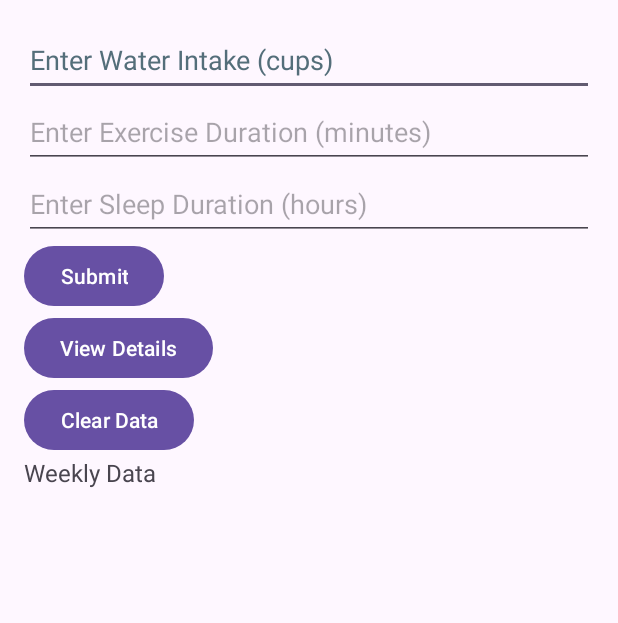
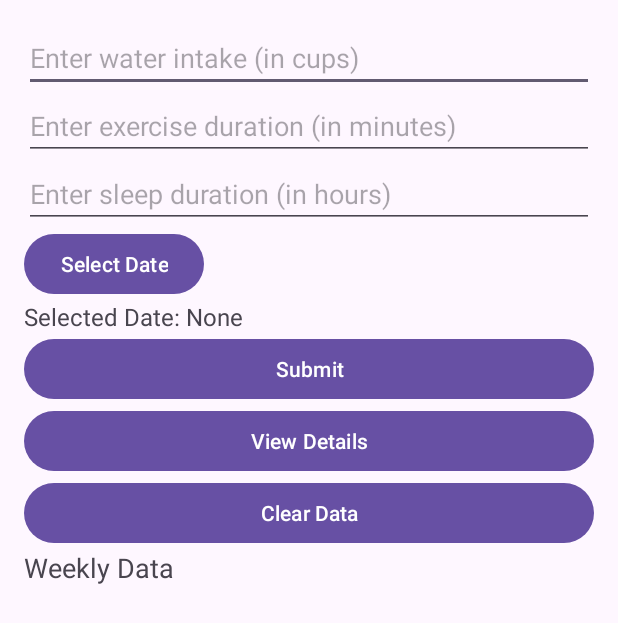
Before and after one commit to Titanowe/HealthTrackAI, an Android app: the layout activity_main_screen.xml on its own in the app's theme, with its tools: preview values and no code run, on a phone screen of 412 x 824 dp. Shown: the top 623 px of the screen. Run offline under Robolectric (Android 15) with nearby library versions, the phone set to English and light mode, and no system bars.

Commit message:
Adding date picker button

```diff
--- a/app/src/main/res/layout/activity_main_screen.xml
+++ b/app/src/main/res/layout/activity_main_screen.xml
@@ -1,62 +1,72 @@
-<!-- res/layout/activity_main.xml -->
 <LinearLayout xmlns:android="http://schemas.android.com/apk/res/android"
-    android:orientation="vertical"
+    xmlns:tools="http://schemas.android.com/tools"
     android:layout_width="match_parent"
     android:layout_height="match_parent"
+    android:orientation="vertical"
     android:padding="16dp">
 
-    <!-- Water Intake Input -->
+    <!-- Existing UI elements -->
     <EditText
         android:id="@+id/waterInput"
         android:layout_width="match_parent"
         android:layout_height="wrap_content"
-        android:hint="Enter Water Intake (cups)"
-        android:inputType="numberDecimal"
-        android:minHeight="48dp"
-        android:textColorHint="#546E7A" />
+        android:hint="Enter water intake (in cups)"
+        tools:ignore="TouchTargetSizeCheck" />
 
-    <!-- Exercise Input -->
     <EditText
         android:id="@+id/exerciseInput"
         android:layout_width="match_parent"
         android:layout_height="wrap_content"
-        android:hint="Enter Exercise Duration (minutes)"
-        android:inputType="number"
-        android:minHeight="48dp" />
+        android:hint="Enter exercise duration (in minutes)"
+        tools:ignore="TouchTargetSizeCheck" />
 
-    <!-- Sleep Input -->
     <EditText
         android:id="@+id/sleepInput"
         android:layout_width="match_parent"
         android:layout_height="wrap_content"
-        android:hint="Enter Sleep Duration (hours)"
-        android:inputType="numberDecimal"
-        android:minHeight="48dp" />
+        android:hint="Enter sleep duration (in hours)"
+        tools:ignore="TouchTargetSizeCheck" />
 
-    <!-- Buttons -->
+    <!-- New Date Picker -->
     <Button
-        android:id="@+id/submitButton"
-        android:text="Submit"
+        android:id="@+id/datePickerBtn"
         android:layout_width="wrap_content"
-        android:layout_height="wrap_content"/>
+        android:layout_height="wrap_content"
+        android:text="Select Date" />
+
+    <TextView
+        android:id="@+id/selectedDateText"
+        android:layout_width="wrap_content"
+        android:layout_height="wrap_content"
+        android:text="Selected Date: None"
+        android:textSize="16sp" />
 
     <Button
-        android:id="@+id/viewDetailsButton"
-        android:text="View Details"
-        android:layout_width="wrap_content"
-        android:layout_height="wrap_content"/>
+        android:id="@+id/submitBtn"
+        android:layout_width="match_parent"
+        android:layout_height="wrap_content"
+        android:text="Submit" />
+
+    <!-- Other buttons -->
+    <Button
+        android:id="@+id/viewDetailsBtn"
+        android:layout_width="match_parent"
+        android:layout_height="wrap_content"
+        android:text="View Details" />
 
     <Button
-        android:id="@+id/clearButton"
+        android:id="@+id/clearBtn"
+        android:layout_width="match_parent"
+        android:layout_height="wrap_content"
         android:text="Clear Data"
-        android:layout_width="wrap_content"
-        android:layout_height="wrap_content"/>
+        tools:ignore="VisualLintButtonSize" />
 
-    <!-- Display Weekly Data -->
+    <!-- Weekly Data Text -->
     <TextView
         android:id="@+id/weeklyDataText"
-        android:text="Weekly Data "
-        android:textSize="16sp"
         android:layout_width="match_parent"
-        android:layout_height="wrap_content"/>
+        android:layout_height="wrap_content"
+        android:text="Weekly Data"
+        android:textSize="18sp" />
+
 </LinearLayout>
```
Also changed, not shown: app/src/main/java/com/example/healthtrackai/Screen.kt (+59 -26 lines).
